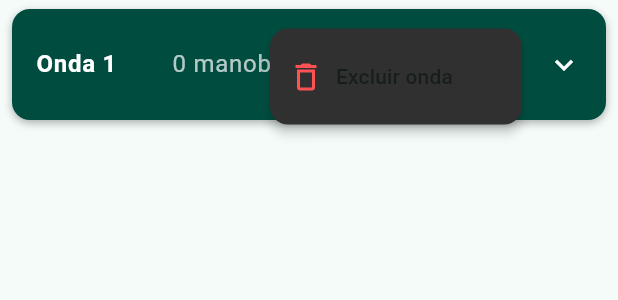
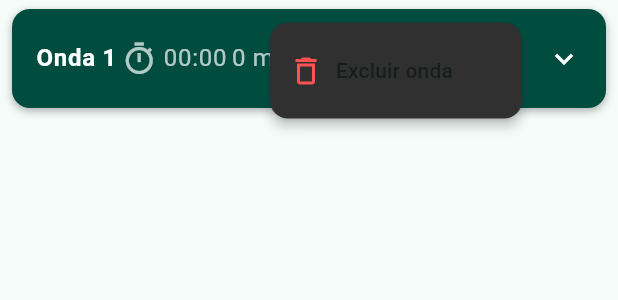
Before and after one commit to Louisii/video-surf-app, a Flutter app: the OndaListTile widget shown alone on an empty page, opened directly with empty values, after a tap on the "more vert" icon, on a phone screen of 412 x 824 dp. Shown: the top 300 px of the screen. Run offline on Flutter 3.47's test engine with Material 3 defaults, Android fonts, the light colour scheme and no system bars; our stand-ins replace csv, file_picker, sqflite, sqflite_common_ffi; missing offline and left inert: media_kit, media_kit_video, video_thumbnail; accounts and stored records are empty.

Commit message:
layout: add mm:ss e icones

```diff
--- a/lib/widget/video_analise/tags_registradas/onda_expansion_tile.dart
+++ b/lib/widget/video_analise/tags_registradas/onda_expansion_tile.dart
@@ -74,6 +74,13 @@ class _OndaListTileState extends State<OndaListTile> {
     if (confirmar == true) onConfirmar();
   }
 
+  String formatTempo(int tempoMs) {
+    final totalSeconds = (tempoMs / 1000).floor();
+    final minutes = (totalSeconds ~/ 60).toString().padLeft(2, '0');
+    final seconds = (totalSeconds % 60).toString().padLeft(2, '0');
+    return "$minutes:$seconds";
+  }
+
   @override
   Widget build(BuildContext context) {
     return AnimatedContainer(
@@ -106,7 +113,7 @@ class _OndaListTileState extends State<OndaListTile> {
             setState(() => isExpanded = expanded);
             widget.onExpansionChanged(expanded);
           },
-          tilePadding: const EdgeInsets.symmetric(horizontal: 16, vertical: 4),
+          tilePadding: const EdgeInsets.symmetric(horizontal: 16, vertical: 0),
           title: GestureDetector(
             onTap: () {
               if (widget.onIrParaTempo != null &&
@@ -125,15 +132,50 @@ class _OndaListTileState extends State<OndaListTile> {
                     fontWeight: FontWeight.bold,
                   ),
                 ),
+                GestureDetector(
+                  onTap: () {
+                    if (widget.onIrParaTempo != null &&
+                        widget.onda.manobrasAvaliadas.isNotEmpty) {
+                      final tempoMs =
+                          widget.onda.manobrasAvaliadas.first.tempoMs;
+                      widget.onIrParaTempo!(tempoMs);
+                    }
+                  },
+                  child: Row(
+                    mainAxisSize: MainAxisSize.min,
+                    spacing: 4,
+                    children: [
+                      Icon(Icons.timer_sharp, color: Colors.white70),
+                      Text(
+                        widget.onda.manobrasAvaliadas.isNotEmpty
+                            ? formatTempo(
+                                widget.onda.manobrasAvaliadas.first.tempoMs,
+                              )
+                            : "00:00",
+                        style: const TextStyle(color: Colors.white70),
+                      ),
+                    ],
+                  ),
+                ),
+
                 Text(
                   "${widget.onda.manobrasAvaliadas.length} ${widget.onda.manobrasAvaliadas.length == 1 ? "manobra" : "manobras"}",
                   style: const TextStyle(color: Colors.white70),
                 ),
 
+                Row(
+                  mainAxisSize: MainAxisSize.min,
+                  crossAxisAlignment: CrossAxisAlignment.center,
+                  children: [
+                    Icon(Icons.insights, color: Colors.tealAccent),
+                    const SizedBox(width: 4),
                     Text(
                       "${widget.onda.mediaDesempenhoPercent().toStringAsFixed(0)}%",
                       style: const TextStyle(color: Colors.tealAccent),
                     ),
+                  ],
+                ),
+
                 PopupMenuButton<String>(
                   color: Colors.grey[850],
                   shape: RoundedRectangleBorder(
@@ -178,11 +220,11 @@ class _OndaListTileState extends State<OndaListTile> {
               child: ExpansionTile(
                 tilePadding: const EdgeInsets.symmetric(
                   horizontal: 12,
-                  vertical: 4,
+                  vertical: 0,
                 ),
                 childrenPadding: const EdgeInsets.symmetric(
                   horizontal: 12,
-                  vertical: 4,
+                  vertical: 0,
                 ),
                 title: FutureBuilder<TipoAcao?>(
                   future: _tipoAcoesCache.putIfAbsent(
@@ -198,10 +240,20 @@ class _OndaListTileState extends State<OndaListTile> {
                           tipoNome,
                           style: const TextStyle(color: Colors.white),
                         ),
+
+                        Row(
+                          mainAxisSize: MainAxisSize.min,
+                          crossAxisAlignment: CrossAxisAlignment.center,
+                          children: [
+                            Icon(Icons.insights, color: Colors.tealAccent),
+                            const SizedBox(width: 4),
                             Text(
                               "${manobra.mediaDesempenhoPercent().toStringAsFixed(0)}%",
                               style: const TextStyle(color: Colors.tealAccent),
                             ),
+                          ],
+                        ),
+
                         PopupMenuButton<String>(
                           color: Colors.grey[850],
                           shape: RoundedRectangleBorder(
--- a/lib/widget/video_analise/video_player_widget.dart
+++ b/lib/widget/video_analise/video_player_widget.dart
@@ -117,7 +117,7 @@ class _VideoPlayerWidgetState extends State<VideoPlayerWidget> {
         // --- Controles ---
         Container(
           color: Colors.grey[900],
-          padding: const EdgeInsets.symmetric(horizontal: 16, vertical: 4),
+          padding: const EdgeInsets.symmetric(horizontal: 16, vertical: 0),
           child: Column(
             children: [
               // Barra de progresso
```
Lines whose indentation alone changed are shown as unchanged.
